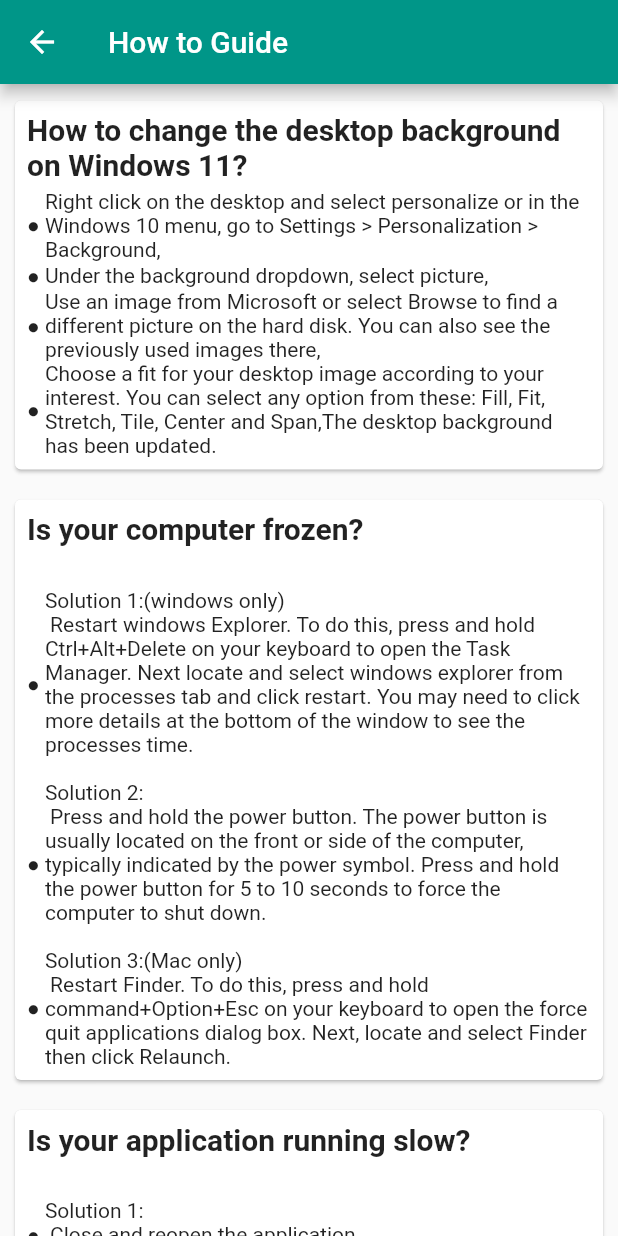
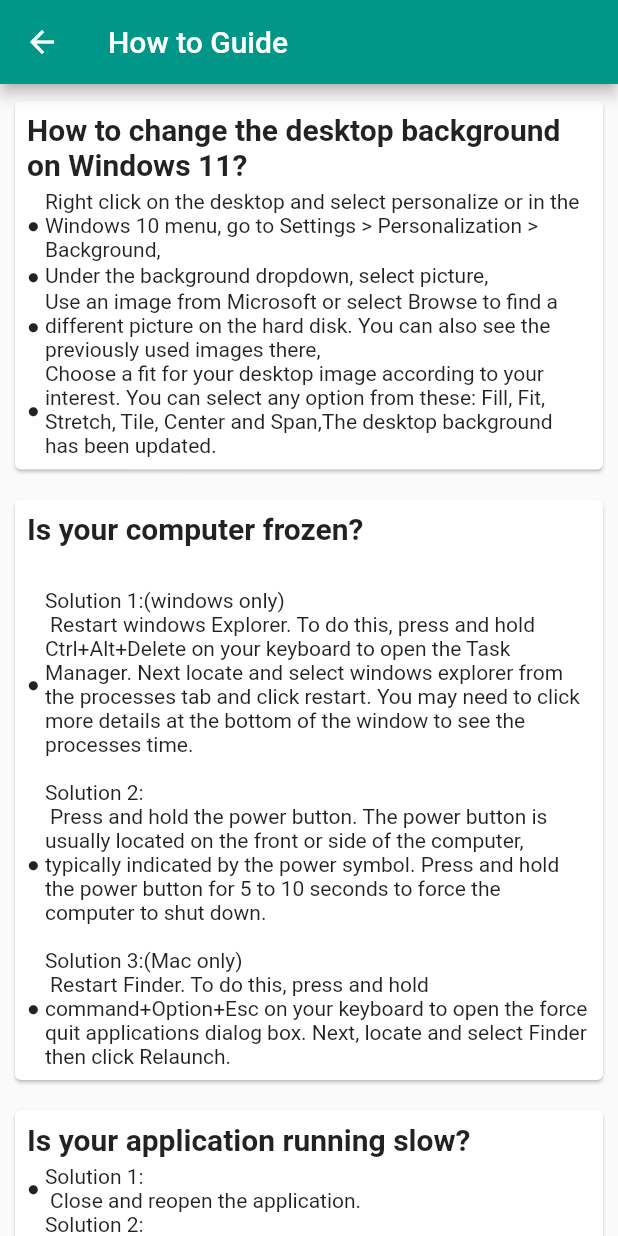
Before and after one commit to technologychannel/LearnComputerBasic, a Flutter app: the HowtoGuideScreen screen opened by its route, scrolled down 1152 dp, on a phone screen of 412 x 824 dp. Run offline on Flutter 3.47's test engine with Material 2 defaults, Android fonts, the phone set to English and light mode, and no system bars; our stand-ins replace cached_network_image, share_plus.

Commit message:
App Updated

```diff
--- a/lib/screens/generation_computer.dart
+++ b/lib/screens/generation_computer.dart
@@ -9,7 +9,7 @@ class GenerationOfComputersScreen extends StatelessWidget {
   Widget build(BuildContext context) {
     return Scaffold(
       appBar: AppBar(
-        title: const Text('Generations Of Computer'),
+        title: const Text('Generations Of Computers'),
       ),
       body: SafeArea(
           child: SingleChildScrollView(
--- a/lib/screens/how_to_guide_screen.dart
+++ b/lib/screens/how_to_guide_screen.dart
@@ -86,13 +86,13 @@ class HowtoGuideScreen extends StatelessWidget {
             "Solution 3:(Mac only)\n Restart Finder. To do this, press and hold command+Option+Esc on your keyboard to open the force quit applications dialog box. Next, locate and select Finder then click Relaunch. ",
           ]),
           QuestionList(
-              question: "Is your application running slow?\n",
+              question: "Is your application running slow?",
               lists: const [
-                "Solution 1:\n Close and reopen the application.\n",
+                "Solution 1:\n Close and reopen the application.",
                 "Solution 2:\n Update the application. To do this click the help menu and look for an option to check for updates. If you donot find this option, another idea is to run an online search for application updates.",
               ]),
           QuestionList(
-              question: "Does your pc keep disconnecting from Wifi?\n",
+              question: "Does your pc keep disconnecting from Wifi?",
               lists: const [
                 "Go to Advanced settings in the power options.",
                 "Here expand wireless Adaptor settings and then expand Power Saving Mode.",
--- a/lib/widgets/mydrawer.dart
+++ b/lib/widgets/mydrawer.dart
@@ -61,7 +61,7 @@ class MyDrawer extends StatelessWidget {
             ),
             onTap: () {
               launchUrlString(
-                  "mailto:thulotechnology@gmail.com?subject=Computer Basic Guide Feedback&body=Write Message Here");
+                  "mailto:technologychannelofficial@gmail.com?subject=Computer Basic Guide Feedback&body=Write Message Here");
             },
           ),
           ListTile(
@@ -102,7 +102,7 @@ class MyDrawer extends StatelessWidget {
               color: Theme.of(context).primaryColor,
             ),
             onTap: () {
-              launchUrlString("https://thulotechnology.com/privacy-policy");
+              launchUrlString("https://privacypolicy.technologychannel.org/");
             },
           ),
           ListTile(
```
